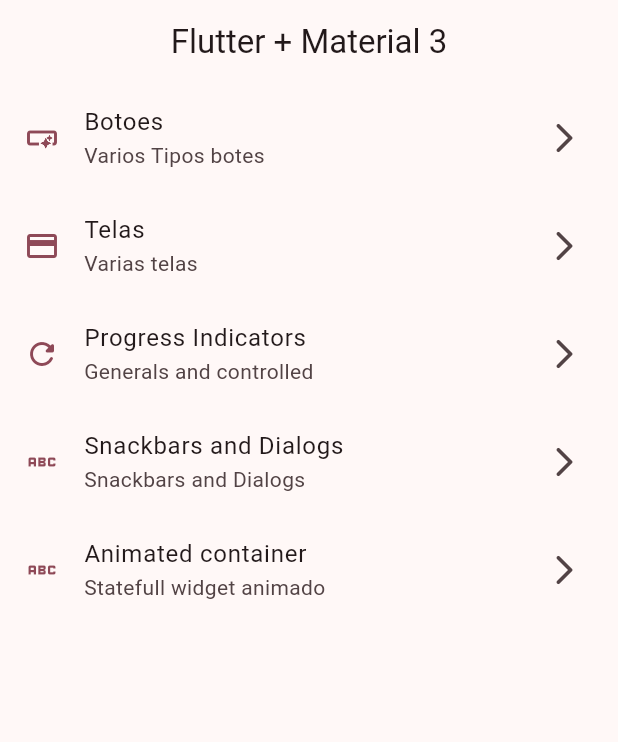
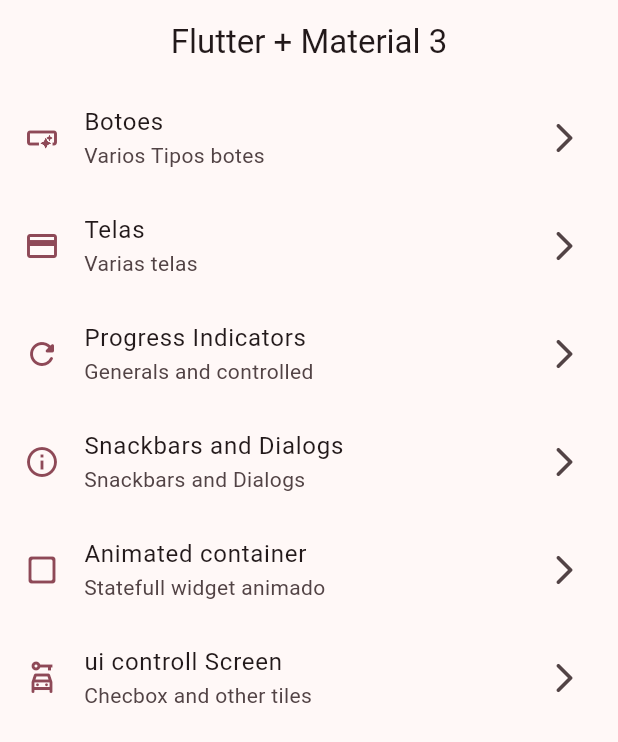
Before and after one commit to tdskrn/widgets_app, a Flutter app: the screen it shows after launch, on a phone screen of 412 x 824 dp. Shown: the top 742 px of the screen. Run offline on Flutter 3.47's test engine with Material 2 defaults, Android fonts, the phone set to English and light mode, and no system bars; our stand-ins replace go_router.

Commit message:
ui screen finished

```diff
--- a/lib/config/menu/menu_items.dart
+++ b/lib/config/menu/menu_items.dart
@@ -37,12 +37,18 @@ const appMenuItems = <MenuItem>[
     title: "Snackbars and Dialogs",
     subTitle: "Snackbars and Dialogs",
     link: '/snackbar-screen',
-    icon: Icons.abc_outlined,
+    icon: Icons.info_outline,
   ),
   MenuItem(
     title: "Animated container",
     subTitle: "Statefull widget animado",
     link: '/animated-screen',
-    icon: Icons.abc_outlined,
+    icon: Icons.check_box_outline_blank_rounded,
+  ),
+  MenuItem(
+    title: "ui controll Screen",
+    subTitle: "Checbox and other tiles",
+    link: '/ui-controls-screen',
+    icon: Icons.car_rental_outlined,
   ),
 ];
--- a/lib/config/routes/routes.dart
+++ b/lib/config/routes/routes.dart
@@ -32,4 +32,9 @@ final appRouter = GoRouter(initialLocation: '/', routes: [
     path: '/animated-screen',
     builder: (context, state) => const AnimatedScreen(),
   ),
+  GoRoute(
+    name: UiControlsScreen.name,
+    path: '/ui-controls-screen',
+    builder: (context, state) => const UiControlsScreen(),
+  ),
 ]);
```
Also changed, not shown: lib/presentation/screens/ui_controls/ui_controls_screen.dart (+116 -1 lines).
